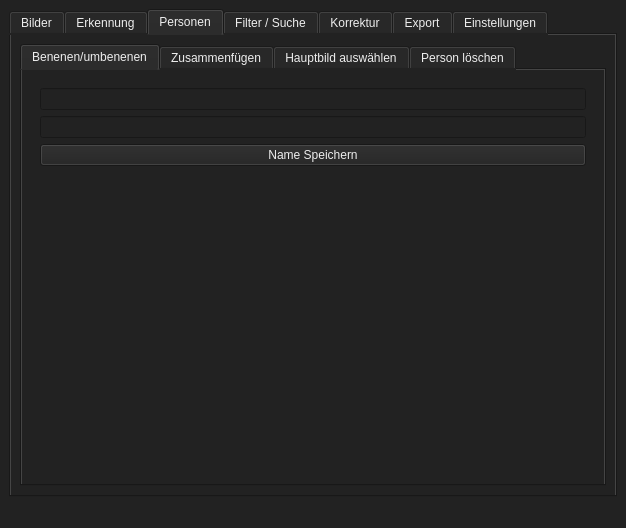
First picture: the form in QT-Ui/Main.ui, repository Beginner2026-de/FaceSort, before the edit.
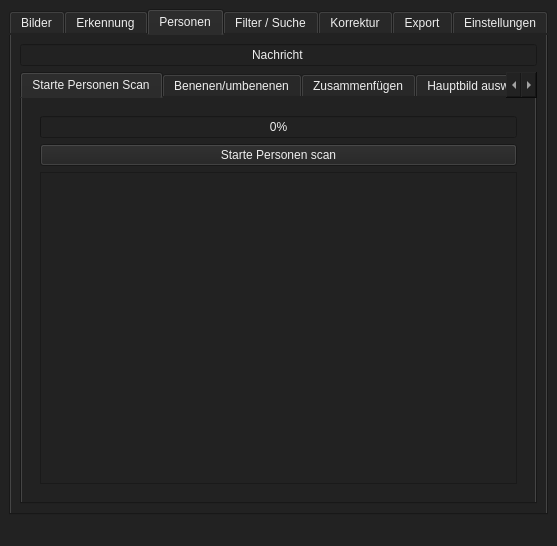
Second picture: the form after the edit. The open tabs and pages were chosen to show the change.

Commit message: Qt ui add person tab

```diff
--- a/QT-Ui/Main.ui
+++ b/QT-Ui/Main.ui
@@ -6,8 +6,8 @@
    <rect>
     <x>0</x>
     <y>0</y>
-    <width>626</width>
-    <height>528</height>
+    <width>557</width>
+    <height>546</height>
    </rect>
   </property>
   <property name="sizePolicy">
@@ -224,12 +224,64 @@
         <string>Personen</string>
        </attribute>
        <layout class="QVBoxLayout" name="verticalLayout_2">
+        <item>
+         <widget class="QLineEdit" name="personen_nachrichten">
+          <property name="enabled">
+           <bool>false</bool>
+          </property>
+          <property name="text">
+           <string>Nachricht</string>
+          </property>
+          <property name="alignment">
+           <set>Qt::AlignmentFlag::AlignCenter</set>
+          </property>
+          <property name="readOnly">
+           <bool>true</bool>
+          </property>
+         </widget>
+        </item>
         <item>
          <widget class="QTabWidget" name="personen_tabWidget">
           <property name="currentIndex">
            <number>0</number>
           </property>
-          <widget class="QWidget" name="a_benenen">
+          <widget class="QWidget" name="a_starte_personen_scan">
+           <attribute name="title">
+            <string>Starte Personen Scan</string>
+           </attribute>
+           <layout class="QVBoxLayout" name="verticalLayout_9">
+            <item>
+             <widget class="QWidget" name="widget_2" native="true">
+              <property name="sizePolicy">
+               <sizepolicy hsizetype="Expanding" vsizetype="Expanding">
+                <horstretch>0</horstretch>
+                <verstretch>0</verstretch>
+               </sizepolicy>
+              </property>
+              <layout class="QVBoxLayout" name="verticalLayout_4">
+               <item>
+                <widget class="QProgressBar" name="gefundene_personen_scan_progressBar">
+                 <property name="value">
+                  <number>0</number>
+                 </property>
+                </widget>
+               </item>
+               <item>
+                <widget class="QPushButton" name="starte_personen_scan">
+                 <property name="text">
+                  <string>Starte Personen scan</string>
+                 </property>
+                </widget>
+               </item>
+               <item>
+                <widget class="QListWidget" name="starte_personen_scan_bild_liste"/>
+               </item>
+              </layout>
+             </widget>
+            </item>
+           </layout>
+          </widget>
+          <widget class="QWidget" name="b_benenen">
            <attribute name="title">
             <string>Benenen/umbenenen</string>
            </attribute>
@@ -237,22 +289,12 @@
             <item>
              <widget class="QWidget" name="benenen_eigabe_box" native="true">
               <property name="sizePolicy">
-               <sizepolicy hsizetype="Expanding" vsizetype="Preferred">
+               <sizepolicy hsizetype="Expanding" vsizetype="Minimum">
                 <horstretch>0</horstretch>
                 <verstretch>0</verstretch>
                </sizepolicy>
               </property>
               <layout class="QVBoxLayout" name="verticalLayout_8">
-               <item>
-                <widget class="QLineEdit" name="benenen_personen_nachrichten">
-                 <property name="enabled">
-                  <bool>false</bool>
-                 </property>
-                 <property name="readOnly">
-                  <bool>true</bool>
-                 </property>
-                </widget>
-               </item>
                <item>
                 <widget class="QLineEdit" name="benenen_personen_name"/>
                </item>
```
Left out of the diff: 28 changed lines with no effect on the pictures.
